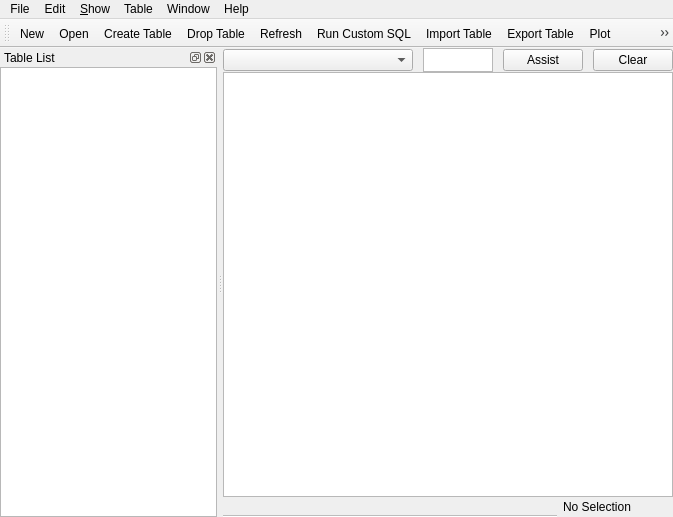
Old version of the form src/mainwindow.ui in the repository informationsea/Hyokai.
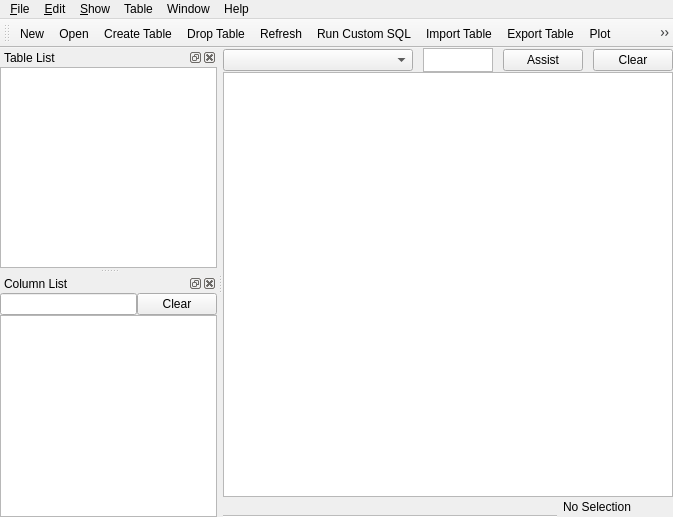
New version of the form. Icons and pictures are not drawn. Custom widgets are drawn as their Qt base class.

Commit message: add column list view

```diff
--- a/src/mainwindow.ui
+++ b/src/mainwindow.ui
@@ -168,12 +168,12 @@
      <x>0</x>
      <y>0</y>
      <width>673</width>
-     <height>22</height>
+     <height>21</height>
     </rect>
    </property>
    <widget class="QMenu" name="menuFile">
     <property name="title">
-     <string>File</string>
+     <string>&amp;File</string>
     </property>
     <widget class="QMenu" name="menuRecent_Files">
      <property name="title">
@@ -244,7 +244,7 @@
    </widget>
    <widget class="QMenu" name="menuEdit">
     <property name="title">
-     <string>Edit</string>
+     <string>&amp;Edit</string>
     </property>
     <addaction name="actionCopy"/>
     <addaction name="actionCopy_with_header"/>
@@ -315,7 +315,62 @@
       <number>0</number>
      </property>
      <item>
-      <widget class="QListWidget" name="tableListView"/>
+      <widget class="QListWidget" name="tableListView">
+       <property name="alternatingRowColors">
+        <bool>true</bool>
+       </property>
+      </widget>
+     </item>
+    </layout>
+   </widget>
+  </widget>
+  <widget class="QDockWidget" name="columnListWidget">
+   <property name="windowTitle">
+    <string>Column List</string>
+   </property>
+   <attribute name="dockWidgetArea">
+    <number>1</number>
+   </attribute>
+   <widget class="QWidget" name="dockWidgetContents_2">
+    <layout class="QVBoxLayout" name="verticalLayout_2">
+     <property name="spacing">
+      <number>0</number>
+     </property>
+     <property name="leftMargin">
+      <number>0</number>
+     </property>
+     <property name="topMargin">
+      <number>0</number>
+     </property>
+     <property name="rightMargin">
+      <number>0</number>
+     </property>
+     <property name="bottomMargin">
+      <number>0</number>
+     </property>
+     <item>
+      <layout class="QHBoxLayout" name="horizontalLayout_4">
+       <property name="spacing">
+        <number>0</number>
+       </property>
+       <item>
+        <widget class="QLineEdit" name="columnListSearchEdit"/>
+       </item>
+       <item>
+        <widget class="QPushButton" name="columnListSearchClear">
+         <property name="text">
+          <string>Clear</string>
+         </property>
+        </widget>
+       </item>
+      </layout>
+     </item>
+     <item>
+      <widget class="QListWidget" name="columnListView">
+       <property name="alternatingRowColors">
+        <bool>true</bool>
+       </property>
+      </widget>
      </item>
     </layout>
    </widget>
```
Left out of the diff: 9 changed lines with no effect on the pictures. The commit also changes 2 other files.
